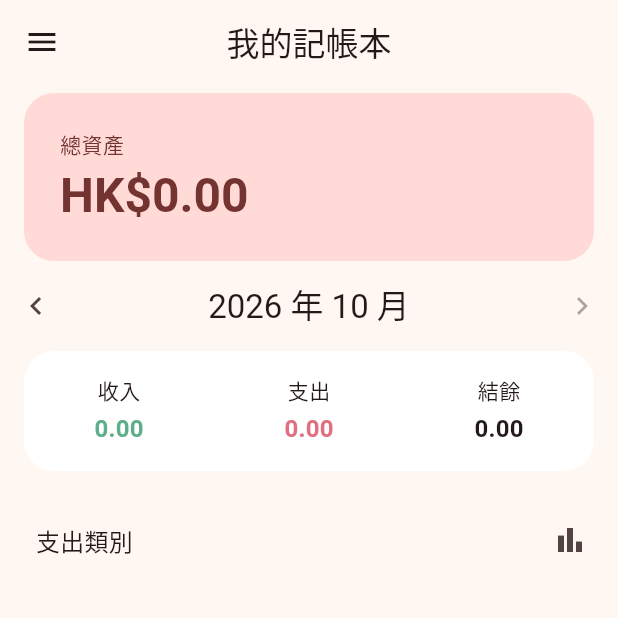
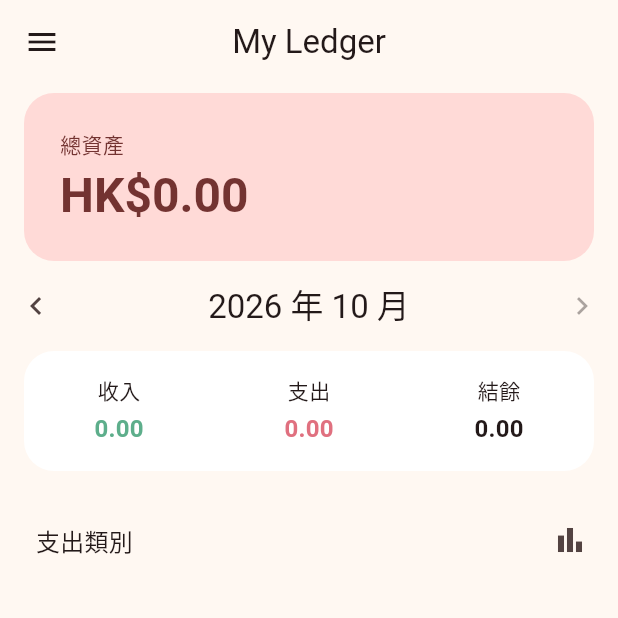
Before and after one commit to NJMSJMDCTLW/My-Ledger-app, a Flutter app: the screen it shows after launch, in the side drawer, after a tap on "記一筆", on a phone screen of 412 x 824 dp, the top half of it. Run offline on Flutter 3.47's test engine with Material 3 defaults, Android fonts, the phone set to English and light mode, and no system bars; our stand-ins replace drift, drift_flutter, fl_chart, flutter_local_notifications, flutter_riverpod, shared_preferences and 1 more; accounts and stored records are empty; generated files the repository leaves out were written again.

Commit message:
Add localization infrastructure and a language setting
Adds flutter_localizations with English and Traditional Chinese ARB files,
a persisted language setting (follow system, Traditional Chinese, English),
and a Settings tab in the drawer. Only the app title and the settings screen
are translated so far.

Co-Authored-By: Claude Sonnet 5.5 <noreply@anthropic.com>

````diff
--- /dev/null
+++ b/lib/core/app_language.dart
@@ -0,0 +1,39 @@
+import 'package:flutter/widgets.dart';
+
+/// The locale used for Traditional Chinese (Taiwan). The translations live in `app_zh.arb`;
+/// using zh_TW as the app locale makes dates and numbers follow Taiwan conventions.
+const traditionalChineseLocale = Locale('zh', 'TW');
+
+const englishLocale = Locale('en');
+
+/// What the user chose in the language setting.
+enum AppLanguage { system, traditionalChinese, english }
+
+extension AppLanguageLocale on AppLanguage {
+  /// The locale to force, or null to follow the phone's language.
+  Locale? get locale => switch (this) {
+        AppLanguage.system => null,
+        AppLanguage.traditionalChinese => traditionalChineseLocale,
+        AppLanguage.english => englishLocale,
+      };
+}
+
+/// Reads a saved value back into an [AppLanguage]. Anything unknown (or nothing saved yet)
+/// means "follow the system".
+AppLanguage appLanguageFromStorage(String? value) {
+  return AppLanguage.values.firstWhere(
+    (language) => language.name == value,
+    orElse: () => AppLanguage.system,
+  );
+}
+
+/// Picks the app language from the phone's preferred languages (most preferred first):
+/// the first one that is Chinese or English wins, and any Chinese becomes Traditional
+/// Chinese because that is the only Chinese translation. Falls back to English.
+Locale resolveSystemLocale(List<Locale>? deviceLocales) {
+  for (final locale in deviceLocales ?? const <Locale>[]) {
+    if (locale.languageCode == 'zh') return traditionalChineseLocale;
+    if (locale.languageCode == 'en') return englishLocale;
+  }
+  return englishLocale;
+}
--- /dev/null
+++ b/lib/data/settings_providers.dart
@@ -0,0 +1,30 @@
+import 'package:flutter_riverpod/flutter_riverpod.dart';
+import 'package:hello_ledger/core/app_language.dart';
+import 'package:shared_preferences/shared_preferences.dart';
+
+/// The app's small key-value settings store. It must be loaded before the app starts, so
+/// `main` creates it and overrides this provider (see `main.dart`).
+final sharedPreferencesProvider = Provider<SharedPreferences>((ref) {
+  throw UnimplementedError('sharedPreferencesProvider must be overridden in main()');
+});
+
+/// The language the user picked, saved on the phone so it survives restarts.
+class AppLanguageNotifier extends Notifier<AppLanguage> {
+  static const storageKey = 'app_language';
+
+  @override
+  AppLanguage build() {
+    final saved = ref.watch(sharedPreferencesProvider).getString(storageKey);
+    return appLanguageFromStorage(saved);
+  }
+
+  Future<void> select(AppLanguage language) async {
+    state = language;
+    await ref
+        .read(sharedPreferencesProvider)
+        .setString(storageKey, language.name);
+  }
+}
+
+final appLanguageProvider =
+    NotifierProvider<AppLanguageNotifier, AppLanguage>(AppLanguageNotifier.new);
--- /dev/null
+++ b/lib/l10n/app_localizations.dart
@@ -0,0 +1,164 @@
+import 'dart:async';
+
+import 'package:flutter/foundation.dart';
+import 'package:flutter/widgets.dart';
+import 'package:flutter_localizations/flutter_localizations.dart';
+import 'package:intl/intl.dart' as intl;
+
+import 'app_localizations_en.dart';
+import 'app_localizations_zh.dart';
+
+// ignore_for_file: type=lint
+
+/// Callers can lookup localized strings with an instance of AppLocalizations
+/// returned by `AppLocalizations.of(context)`.
+///
+/// Applications need to include `AppLocalizations.delegate()` in their app's
+/// `localizationDelegates` list, and the locales they support in the app's
+/// `supportedLocales` list. For example:
+///
+/// ```dart
+/// import 'l10n/app_localizations.dart';
+///
+/// return MaterialApp(
+///   localizationsDelegates: AppLocalizations.localizationsDelegates,
+///   supportedLocales: AppLocalizations.supportedLocales,
+///   home: MyApplicationHome(),
+/// );
+/// ```
+///
+/// ## Update pubspec.yaml
+///
+/// Please make sure to update your pubspec.yaml to include the following
+/// packages:
+///
+/// ```yaml
+/// dependencies:
+///   # Internationalization support.
+///   flutter_localizations:
+///     sdk: flutter
+///   intl: any # Use the pinned version from flutter_localizations
+///
+///   # Rest of dependencies
+/// ```
+///
+/// ## iOS Applications
+///
+/// iOS applications define key application metadata, including supported
+/// locales, in an Info.plist file that is built into the application bundle.
+/// To configure the locales supported by your app, you’ll need to edit this
+/// file.
+///
+/// First, open your project’s ios/Runner.xcworkspace Xcode workspace file.
+/// Then, in the Project Navigator, open the Info.plist file under the Runner
+/// project’s Runner folder.
+///
+/// Next, select the Information Property List item, select Add Item from the
+/// Editor menu, then select Localizations from the pop-up menu.
+///
+/// Select and expand the newly-created Localizations item then, for each
+/// locale your application supports, add a new item and select the locale
+/// you wish to add from the pop-up menu in the Value field. This list should
+/// be consistent with the languages listed in the AppLocalizations.supportedLocales
+/// property.
+abstract class AppLocalizations {
+  AppLocalizations(String locale)
+    : localeName = intl.Intl.canonicalizedLocale(locale.toString());
+
+  final String localeName;
+
+  static AppLocalizations of(BuildContext context) {
+    return Localizations.of<AppLocalizations>(context, AppLocalizations)!;
+  }
+
+  static const LocalizationsDelegate<AppLocalizations> delegate =
+      _AppLocalizationsDelegate();
+
+  /// A list of this localizations delegate along with the default localizations
+  /// delegates.
+  ///
+  /// Returns a list of localizations delegates containing this delegate along with
+  /// GlobalMaterialLocalizations.delegate, GlobalCupertinoLocalizations.delegate,
+  /// and GlobalWidgetsLocalizations.delegate.
+  ///
+  /// Additional delegates can be added by appending to this list in
+  /// MaterialApp. This list does not have to be used at all if a custom list
+  /// of delegates is preferred or required.
+  static const List<LocalizationsDelegate<dynamic>> localizationsDelegates =
+      <LocalizationsDelegate<dynamic>>[
+        delegate,
+        GlobalMaterialLocalizations.delegate,
+        GlobalCupertinoLocalizations.delegate,
+        GlobalWidgetsLocalizations.delegate,
+      ];
+
+  /// A list of this localizations delegate's supported locales.
+  static const List<Locale> supportedLocales = <Locale>[
+    Locale('en'),
+    Locale('zh'),
+  ];
+
+  /// The name of the app, shown in the app bar and the navigation drawer.
+  ///
+  /// In en, this message translates to:
+  /// **'My Ledger'**
+  String get appTitle;
+
+  /// Title of the settings tab and its entry in the navigation drawer.
+  ///
+  /// In en, this message translates to:
+  /// **'Settings'**
+  String get settings;
+
+  /// Heading of the language section in the settings tab.
+  ///
+  /// In en, this message translates to:
+  /// **'Language'**
+  String get language;
+
+  /// Language option that uses the phone's language.
+  ///
+  /// In en, this message translates to:
+  /// **'Follow system'**
+  String get languageFollowSystem;
+
+  /// Explains how the Follow system language option picks a language.
+  ///
+  /// In en, this message translates to:
+  /// **'Uses Traditional Chinese when the phone is set to Chinese, and English otherwise.'**
+  String get languageFollowSystemHint;
+}
+
+class _AppLocalizationsDelegate
+    extends LocalizationsDelegate<AppLocalizations> {
+  const _AppLocalizationsDelegate();
+
+  @override
+  Future<AppLocalizations> load(Locale locale) {
+    return SynchronousFuture<AppLocalizations>(lookupAppLocalizations(locale));
+  }
+
+  @override
+  bool isSupported(Locale locale) =>
+      <String>['en', 'zh'].contains(locale.languageCode);
+
+  @override
+  bool shouldReload(_AppLocalizationsDelegate old) => false;
+}
+
+AppLocalizations lookupAppLocalizations(Locale locale) {
+  // Lookup logic when only language code is specified.
+  switch (locale.languageCode) {
+    case 'en':
+      return AppLocalizationsEn();
+    case 'zh':
+      return AppLocalizationsZh();
+  }
+
+  throw FlutterError(
+    'AppLocalizations.delegate failed to load unsupported locale "$locale". This is likely '
+    'an issue with the localizations generation tool. Please file an issue '
+    'on GitHub with a reproducible sample app and the gen-l10n configuration '
+    'that was used.',
+  );
+}
--- a/lib/main.dart
+++ b/lib/main.dart
@@ -1,14 +1,27 @@
 import 'package:flutter/material.dart';
+import 'package:flutter_localizations/flutter_localizations.dart';
 import 'package:flutter_riverpod/flutter_riverpod.dart';
+import 'package:hello_ledger/core/app_language.dart';
 import 'package:hello_ledger/core/app_theme.dart';
+import 'package:hello_ledger/core/l10n_context.dart';
 import 'package:hello_ledger/core/notification_service.dart';
 import 'package:hello_ledger/data/providers.dart';
+import 'package:hello_ledger/data/settings_providers.dart';
+import 'package:hello_ledger/l10n/app_localizations.dart';
 import 'package:hello_ledger/presentation/app_shell.dart';
+import 'package:shared_preferences/shared_preferences.dart';
 
 Future<void> main() async {
   WidgetsFlutterBinding.ensureInitialized();
   await NotificationService.instance.init();
-  runApp(const ProviderScope(child: MyApp()));
+  // Load the saved settings first, so the app starts in the right language with no flicker.
+  final prefs = await SharedPreferences.getInstance();
+  runApp(
+    ProviderScope(
+      overrides: [sharedPreferencesProvider.overrideWithValue(prefs)],
+      child: const MyApp(),
+    ),
+  );
 }
 
 class MyApp extends ConsumerWidget {
@@ -21,10 +34,21 @@ class MyApp extends ConsumerWidget {
     ref.watch(rateStartupSyncProvider); // update foreign-currency exchange rates automatically when needed
 
     return MaterialApp(
-      title: '我的記帳本',
+      onGenerateTitle: (context) => context.l10n.appTitle,
       theme: AppTheme.light,
       darkTheme: AppTheme.dark,
       themeMode: ThemeMode.system,
+      // null follows the phone's language (see localeListResolutionCallback below)
+      locale: ref.watch(appLanguageProvider).locale,
+      supportedLocales: AppLocalizations.supportedLocales,
+      localizationsDelegates: const [
+        AppLocalizations.delegate,
+        GlobalMaterialLocalizations.delegate,
+        GlobalWidgetsLocalizations.delegate,
+        GlobalCupertinoLocalizations.delegate,
+      ],
+      localeListResolutionCallback: (locales, supported) =>
+          resolveSystemLocale(locales),
       home: const AppShell(),
     );
   }
--- a/lib/presentation/app_shell.dart
+++ b/lib/presentation/app_shell.dart
@@ -1,4 +1,5 @@
 import 'package:flutter/material.dart';
+import 'package:hello_ledger/core/l10n_context.dart';
 import 'package:hello_ledger/data/enums.dart';
 import 'package:hello_ledger/presentation/account_form_page.dart';
 import 'package:hello_ledger/presentation/category_form_page.dart';
@@ -9,6 +10,7 @@ import 'package:hello_ledger/presentation/recurring_form_page.dart';
 import 'package:hello_ledger/presentation/tabs/home_tab.dart';
 import 'package:hello_ledger/presentation/tabs/rates_tab.dart';
 import 'package:hello_ledger/presentation/tabs/recurring_tab.dart';
+import 'package:hello_ledger/presentation/tabs/settings_tab.dart';
 import 'package:hello_ledger/presentation/tabs/stats_tab.dart';
 import 'package:hello_ledger/presentation/transaction_form_page.dart';
 
@@ -27,10 +29,18 @@ class _AppShellState extends State<AppShell> {
   static const _creditCards = 3;
   static const _recurring = 4;
   static const _categories = 5;
+  static const _settings = 7;
 
-  static const _titles = ['我的記帳本', '統計', '帳戶', '信用卡', '固定收支', '分類管理', '匯率'];
+  // Tab titles that are not translated yet. Home and Settings use l10n (see _title).
+  static const _titles = ['', '統計', '帳戶', '信用卡', '固定收支', '分類管理', '匯率'];
 
   int _index = _home;
+
+  String _title(BuildContext context) => switch (_index) {
+        _home => context.l10n.appTitle,
+        _settings => context.l10n.settings,
+        _ => _titles[_index],
+      };
 
   void _open(Widget page) {
     Navigator.push(context, MaterialPageRoute<void>(builder: (_) => page));
@@ -70,55 +80,60 @@ class _AppShellState extends State<AppShell> {
   @override
   Widget build(BuildContext context) {
     return Scaffold(
-      appBar: AppBar(title: Text(_titles[_index])),
+      appBar: AppBar(title: Text(_title(context))),
       drawer: NavigationDrawer(
         selectedIndex: _index,
         onDestinationSelected: (i) {
           setState(() => _index = i);
           Navigator.pop(context); // close the drawer automatically after choosing
         },
-        children: const [
+        children: [
           Padding(
-            padding: EdgeInsets.fromLTRB(28, 24, 16, 16),
+            padding: const EdgeInsets.fromLTRB(28, 24, 16, 16),
             child: Text(
-              '我的記帳本',
-              style: TextStyle(fontSize: 22, fontWeight: FontWeight.bold),
+              context.l10n.appTitle,
+              style: const TextStyle(fontSize: 22, fontWeight: FontWeight.bold),
             ),
           ),
-          NavigationDrawerDestination(
+          const NavigationDrawerDestination(
             icon: Icon(Icons.home_outlined),
             selectedIcon: Icon(Icons.home),
             label: Text('首頁'),
           ),
-          NavigationDrawerDestination(
+          const NavigationDrawerDestination(
             icon: Icon(Icons.pie_chart_outline),
             selectedIcon: Icon(Icons.pie_chart),
             label: Text('統計'),
           ),
-          NavigationDrawerDestination(
+          const NavigationDrawerDestination(
             icon: Icon(Icons.account_balance_wallet_outlined),
             selectedIcon: Icon(Icons.account_balance_wallet),
             label: Text('帳戶'),
           ),
-          NavigationDrawerDestination(
+          const NavigationDrawerDestination(
             icon: Icon(Icons.credit_card_outlined),
             selectedIcon: Icon(Icons.credit_card),
             label: Text('信用卡'),
           ),
-          NavigationDrawerDestination(
+          const NavigationDrawerDestination(
             icon: Icon(Icons.event_repeat_outlined),
             selectedIcon: Icon(Icons.event_repeat),
             label: Text('固定收支'),
           ),
-          NavigationDrawerDestination(
+          const NavigationDrawerDestination(
             icon: Icon(Icons.category_outlined),
             selectedIcon: Icon(Icons.category),
             label: Text('分類管理'),
           ),
-          NavigationDrawerDestination(
+          const NavigationDrawerDestination(
             icon: Icon(Icons.currency_exchange_outlined),
             selectedIcon: Icon(Icons.currency_exchange),
             label: Text('匯率'),
+          ),
+          NavigationDrawerDestination(
+            icon: const Icon(Icons.settings_outlined),
+            selectedIcon: const Icon(Icons.settings),
+            label: Text(context.l10n.settings),
           ),
         ],
       ),
@@ -133,6 +148,7 @@ class _AppShellState extends State<AppShell> {
           const RecurringTab(),
           const CategoriesTab(),
           const RatesTab(),
+          const SettingsTab(),
         ],
       ),
     );
--- /dev/null
+++ b/lib/presentation/tabs/settings_tab.dart
@@ -0,0 +1,54 @@
+import 'package:flutter/material.dart';
+import 'package:flutter_riverpod/flutter_riverpod.dart';
+import 'package:hello_ledger/core/app_language.dart';
+import 'package:hello_ledger/core/l10n_context.dart';
+import 'package:hello_ledger/data/settings_providers.dart';
+
+/// The settings tab. For now it only holds the language setting.
+class SettingsTab extends ConsumerWidget {
+  const SettingsTab({super.key});
+
+  @override
+  Widget build(BuildContext context, WidgetRef ref) {
+    final current = ref.watch(appLanguageProvider);
+    final theme = Theme.of(context);
+
+    return ListView(
+      padding: const EdgeInsets.only(top: 8, bottom: 24),
+      children: [
+        Padding(
+          padding: const EdgeInsets.fromLTRB(24, 12, 16, 4),
+          child: Text(context.l10n.language, style: theme.textTheme.titleMedium),
+        ),
+        Card(
+          child: RadioGroup<AppLanguage>(
+            groupValue: current,
+            onChanged: (language) {
+              if (language != null) {
+                ref.read(appLanguageProvider.notifier).select(language);
+              }
+            },
+            child: Column(
+              children: [
+                RadioListTile<AppLanguage>(
+                  value: AppLanguage.system,
+                  title: Text(context.l10n.languageFollowSystem),
+                  subtitle: Text(context.l10n.languageFollowSystemHint),
+                ),
+                // A language is always named in its own language, so these two are not translated.
+                const RadioListTile<AppLanguage>(
+                  value: AppLanguage.traditionalChinese,
+                  title: Text('繁體中文'),
+                ),
+                const RadioListTile<AppLanguage>(
+                  value: AppLanguage.english,
+                  title: Text('English'),
+                ),
+              ],
+            ),
+          ),
+        ),
+      ],
+    );
+  }
+}
--- a/pubspec.yaml
+++ b/pubspec.yaml
@@ -41,6 +41,9 @@ dependencies:
   flutter_local_notifications: ^22.3.2
   timezone: ^0.11.2
   fl_chart: ^1.3.0
+  flutter_localizations:
+    sdk: flutter
+  shared_preferences: ^2.5.6
 
 dev_dependencies:
   flutter_test:
@@ -60,6 +63,8 @@ dev_dependencies:
 
 # The following section is specific to Flutter packages.
 flutter:
+  # Generate the localization classes from lib/l10n/*.arb (see l10n.yaml)
+  generate: true
 
   # The following line ensures that the Material Icons font is
   # included with your application, so that you can use the icons in
````
Also changed, not shown: l10n.yaml (added, +8 -0 lines), lib/core/l10n_context.dart (added, +7 -0 lines), lib/l10n/app_en.arb (added, +28 -0 lines), lib/l10n/app_localizations_en.dart (added, +27 -0 lines), lib/l10n/app_localizations_zh.dart (added, +26 -0 lines), lib/l10n/app_zh.arb (added, +9 -0 lines), pubspec.lock, 3 other files.
